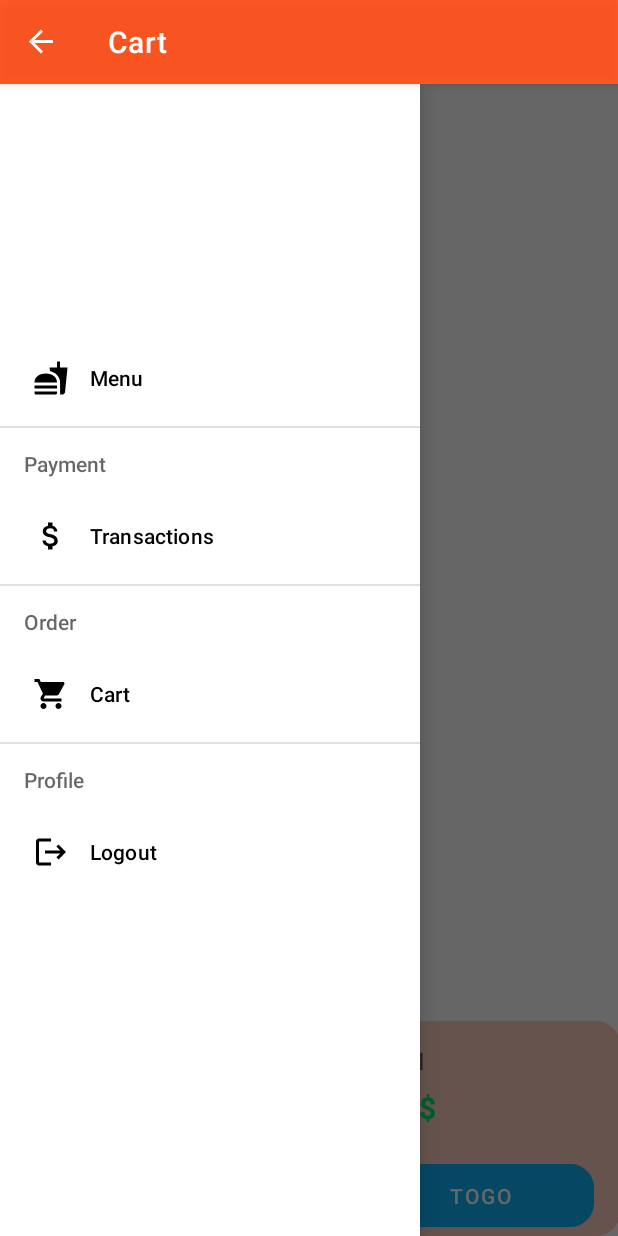
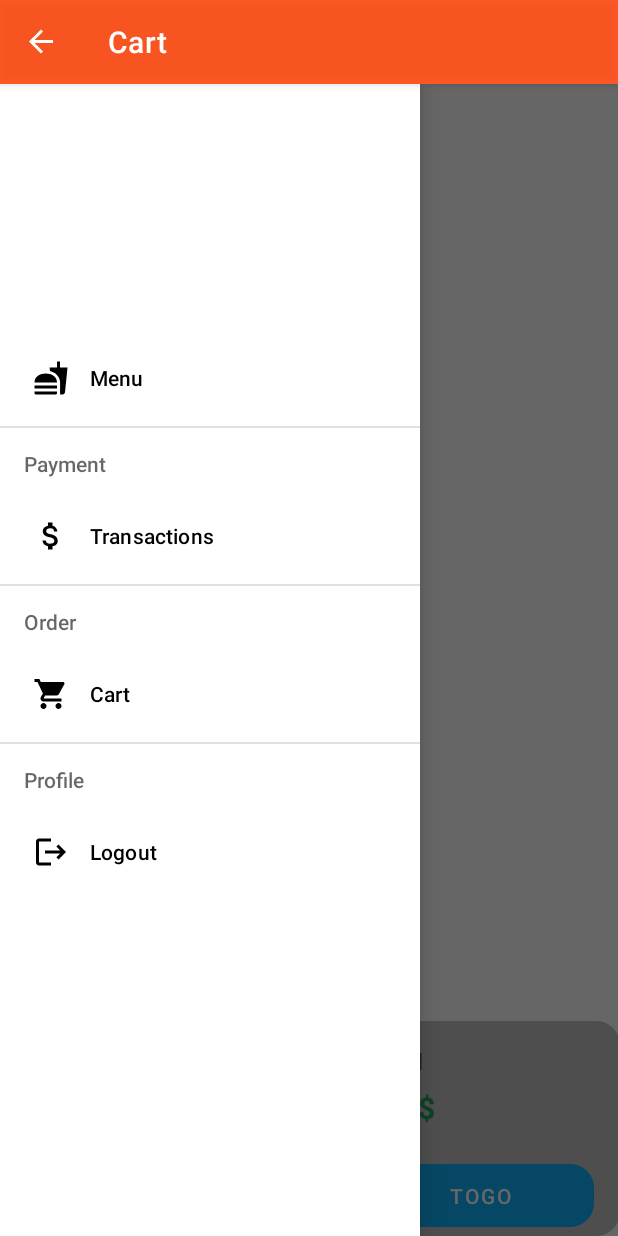
Before and after one commit to udaybarkade1998/MMVM_FOOD_APP_ANDROID---KOTLIN, an Android app: the FragmentMenu screen opened directly, with no data from a screen before it, in the side drawer, after a tap on "Cart", on a phone screen of 412 x 824 dp. Run offline under Robolectric (Android 15) with nearby library versions, the phone set to English and light mode, and no system bars; our stand-ins replace Room's generated code; 5 statements that could not run were skipped.

Commit message:
cart page updated

```diff
--- a/app/src/main/java/com/example/myapplication/adapter/CartAdapter.kt
+++ b/app/src/main/java/com/example/myapplication/adapter/CartAdapter.kt
@@ -82,7 +82,7 @@ class CartAdapter(private val keyList :List<Int>) : RecyclerView.Adapter<CartAda
 
         FragmentCart.total=FragmentCart.subtotal+FragmentCart.subtotal/100*FragmentCart.tax
 
-        FragmentCart.tvTotal!!.text=FragmentCart.total.toString()
+        FragmentCart.tvTotal!!.text="${FragmentCart.total}$"
     }
 
 
--- a/app/src/main/java/com/example/myapplication/view/fragments/FragmentCart.kt
+++ b/app/src/main/java/com/example/myapplication/view/fragments/FragmentCart.kt
@@ -64,6 +64,7 @@ class FragmentCart : Fragment() {
         tvTotal = view.findViewById(R.id.tvTotalVal)
         tvTax = view.findViewById(R.id.tvTaxVal)
         tvSubTotal = view.findViewById(R.id.tvSubTotalVal)
+        tvTax.text="8.25%"
 
         val recyclerView: RecyclerView = view.findViewById(R.id.rvCartItems)
 
--- a/app/src/main/res/layout/fragment_cart.xml
+++ b/app/src/main/res/layout/fragment_cart.xml
@@ -38,7 +38,7 @@
             app:layout_constraintTop_toBottomOf="@+id/rvCartItems"
             app:layout_constraintVertical_bias="1.0"
             android:background="@drawable/roundbackground"
-            android:backgroundTint="#41FF3D00"
+            android:backgroundTint="#5E595857"
             >
 
 
@@ -61,7 +61,7 @@
                 android:layout_height="wrap_content"
                 android:layout_marginStart="160dp"
                 android:layout_marginTop="16dp"
-                android:text="0.0S"
+                android:text="0.0$"
                 android:textSize="15sp"
                 android:textStyle="bold"
                 app:layout_constraintStart_toStartOf="parent"
@@ -116,7 +116,7 @@
                 android:layout_marginStart="32dp"
                 android:layout_marginTop="44dp"
                 android:text="0.0$"
-                android:textColor="#00E676"
+                android:textColor="#1FA363"
                 android:textSize="20sp"
                 android:textStyle="bold"
                 app:layout_constraintBottom_toTopOf="@+id/btTogo"
```
